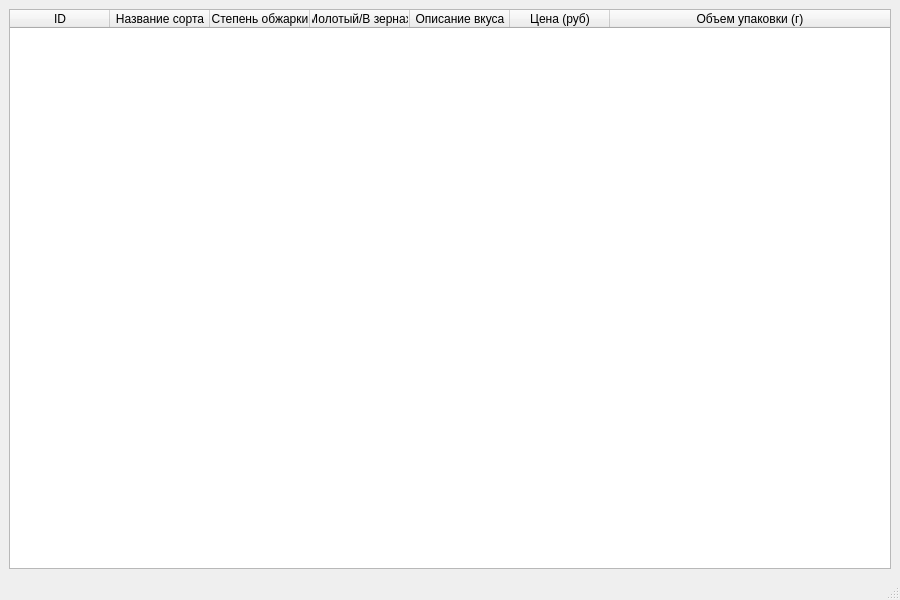
First picture: the form in main.ui, repository Nikfors/Proekt_GIT, before the edit.
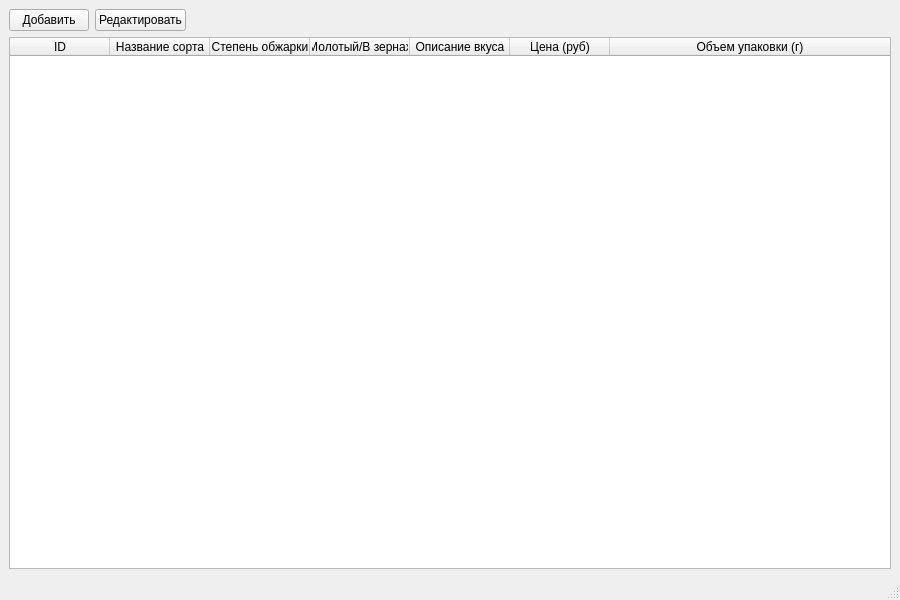
Second picture: the form after the edit.

```diff
--- a/main.ui
+++ b/main.ui
@@ -15,6 +15,37 @@
   </property>
   <widget class="QWidget" name="centralwidget">
    <layout class="QVBoxLayout" name="verticalLayout">
+    <item>
+     <layout class="QHBoxLayout" name="horizontalLayout">
+      <item>
+       <widget class="QPushButton" name="addButton">
+        <property name="text">
+         <string>Добавить</string>
+        </property>
+       </widget>
+      </item>
+      <item>
+       <widget class="QPushButton" name="editButton">
+        <property name="text">
+         <string>Редактировать</string>
+        </property>
+       </widget>
+      </item>
+      <item>
+       <spacer name="horizontalSpacer">
+        <property name="orientation">
+         <enum>Qt::Orientation::Horizontal</enum>
+        </property>
+        <property name="sizeHint" stdset="0">
+         <size>
+          <width>40</width>
+          <height>20</height>
+         </size>
+        </property>
+       </spacer>
+      </item>
+     </layout>
+    </item>
     <item>
      <widget class="QTableWidget" name="coffeeTable">
       <property name="alternatingRowColors">
```
